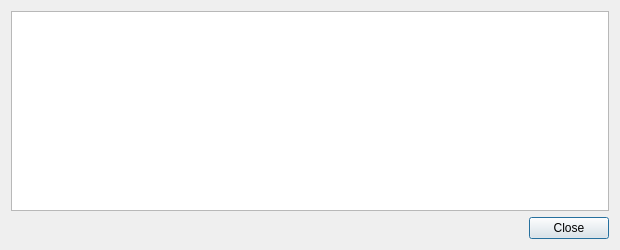
The window that src/qt/forms/transactiondescdialog.ui (sherlockcoin/navajocoin) describes before a commit, drawn with Qt 5.
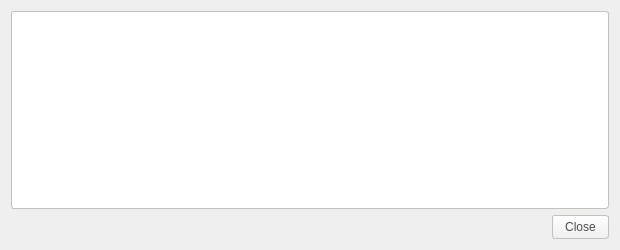
The same window after the commit.

What changed in the file:
```diff
--- a/src/qt/forms/transactiondescdialog.ui
+++ b/src/qt/forms/transactiondescdialog.ui
@@ -19,6 +19,13 @@
      <property name="toolTip">
       <string>This pane shows a detailed description of the transaction</string>
      </property>
+     <property name="styleSheet">
+      <string notr="true">background-color: rgb(255,255,255);
+border-radius:3px;
+border: 1px solid #C4C1BD;
+color: #4C4C4C;
+padding: 4px;</string>
+     </property>
      <property name="readOnly">
       <bool>true</bool>
      </property>
@@ -26,6 +33,13 @@
    </item>
    <item>
     <widget class="QDialogButtonBox" name="buttonBox">
+     <property name="styleSheet">
+      <string notr="true">background-color: qlineargradient(spread:pad, x1:0, y1:1, x2:0, y2:0, stop:0 rgb(240,240,240), stop:1 rgb(255, 255, 255));
+border-radius:3px;
+border: 1px solid #C4C1BD;
+color: #4C4C4C;
+padding: 4px 12px;</string>
+     </property>
      <property name="orientation">
       <enum>Qt::Horizontal</enum>
      </property>
```
